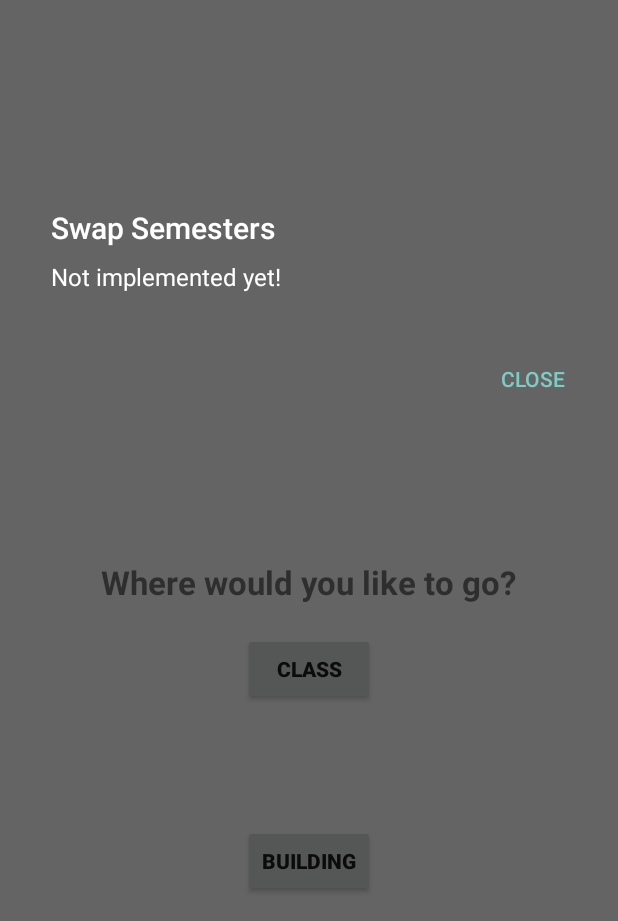
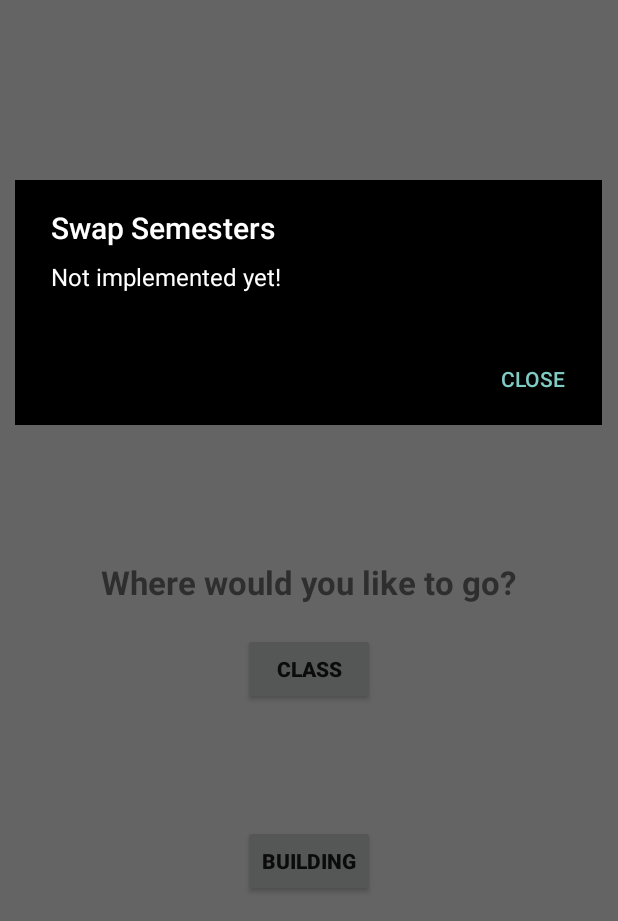
Before and after one commit to jaap15/UAH_APP, an Android app: the MainActivity screen opened directly, with no data from a screen before it, after a tap on "Swap Semesters", on a phone screen of 412 x 824 dp, the part 315-1236 px from its top. Run offline under Robolectric (Android 15) with nearby library versions, the phone set to English and light mode, and no system bars; 1 other tap on this screen came first.

Commit message:
Changed background color of dialogs because they where clear in the actual phone, but not in the emulator.

```diff
--- a/UAHNavigation/app/src/main/res/values/styles.xml
+++ b/UAHNavigation/app/src/main/res/values/styles.xml
@@ -43,7 +43,7 @@
     </style>
 
     <style name="InformationDialogTheme" parent="Theme.AppCompat.Dialog.Alert">
-        <item name="android:windowBackground">@android:color/transparent</item>
+        <item name="android:windowBackground">@android:color/background_dark</item>
 
     </style>
 
```
